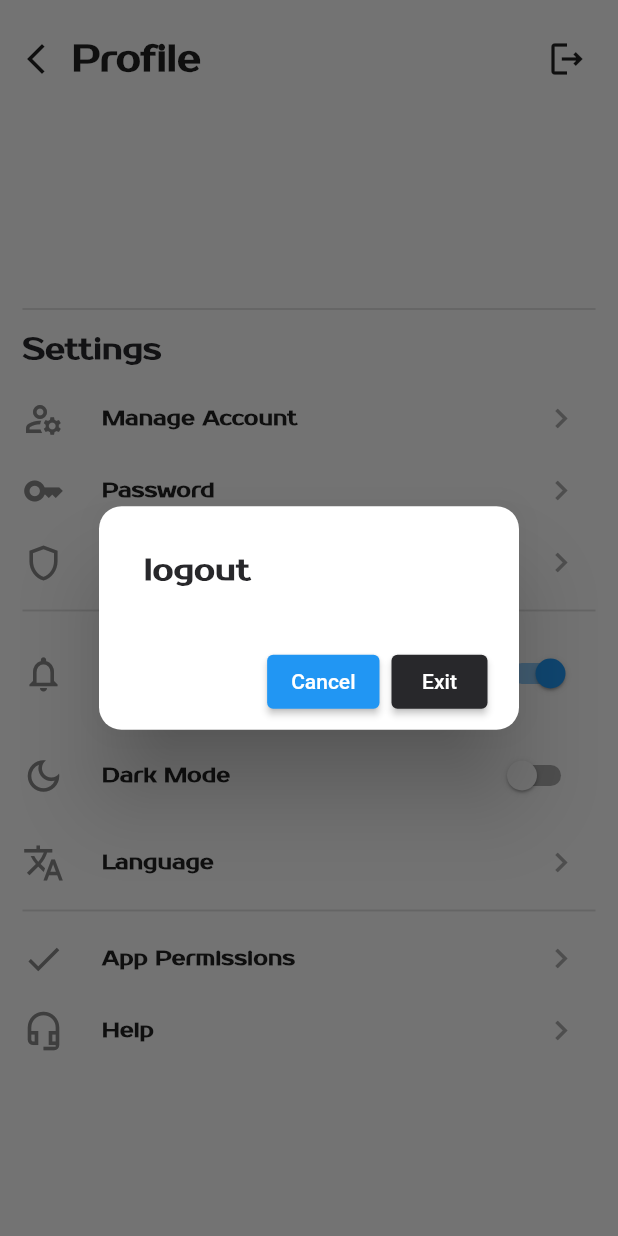
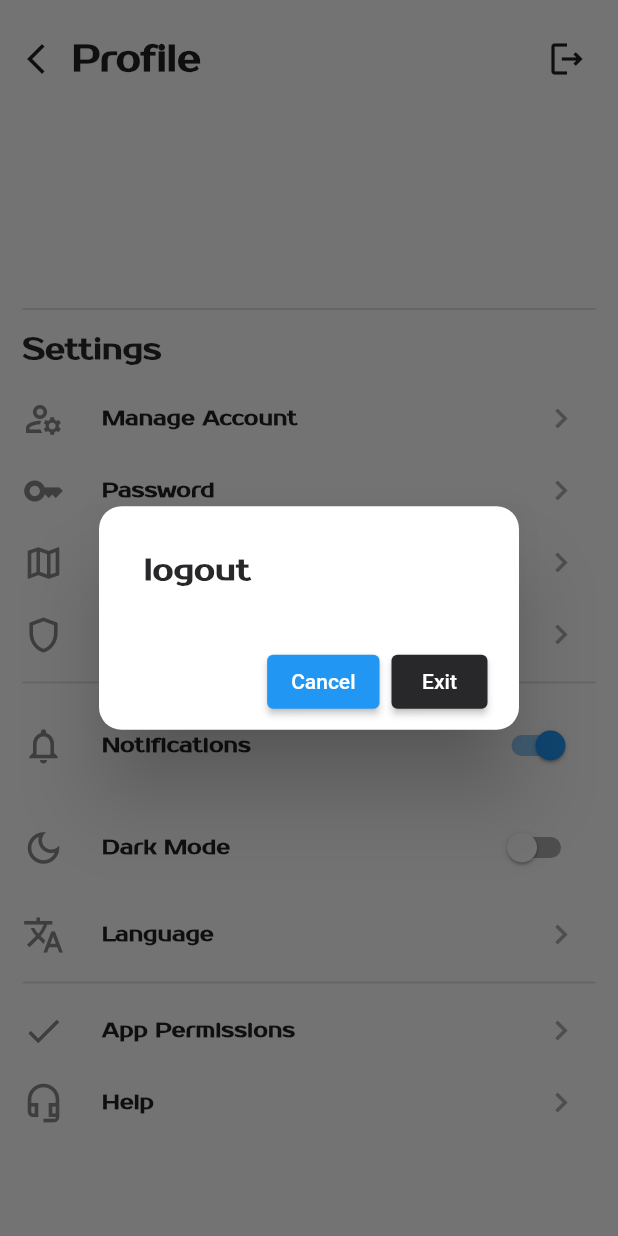
Before and after one commit to idrisidris33/Ecommerce_App, a Flutter app: the Settings screen opened by its route, after a tap on the "logout" icon, on a phone screen of 412 x 824 dp. Run offline on Flutter 3.47's test engine with Material 2 defaults, Android fonts, the phone set to English and light mode, and no system bars; our stand-ins replace dartz, firebase_core, firebase_messaging, flutter_otp_text_field, flutter_svg, geocoding and 5 more; accounts and stored records are empty; network calls fail.

Commit message:
add mape to location page

```diff
--- a/lib/core/class_package/HandlingData_view.dart
+++ b/lib/core/class_package/HandlingData_view.dart
@@ -33,7 +33,7 @@ class HandlingDataView extends StatelessWidget {
                     ? Center(
                         child: Lottie.asset(AppImageAsset.nodatalottie,
                             repeat: false),
-                      )
+                      ):statusreqest == StatusReqest.none?widget
                     : widget;
   }
 }
--- a/lib/core/constant/routes.dart
+++ b/lib/core/constant/routes.dart
@@ -17,4 +17,9 @@ class AppRoute {
    static const String favoritView = "/favoritView";
    static const String  settings  = "/settings";
    static const String  checkoutPage  = "/checkoutPage";
+
+   ///////////////////////LOCATION///////////////////////////
+static const String  addLocation  = "/addlocation";
+static const String  viewLocation  = "/viewlocation";
+
 }
--- a/lib/routes.dart
+++ b/lib/routes.dart
@@ -2,6 +2,7 @@ import 'package:ecommerce_app/view/screen/Home.dart';
 import 'package:ecommerce_app/core/constant/routes.dart';
 import 'package:ecommerce_app/middleware/mymiddlewar.dart';
 import 'package:ecommerce_app/view/screen/HomeScreen.dart';
+import 'package:ecommerce_app/view/screen/Location/addLocation.dart';
 
 import 'package:ecommerce_app/view/screen/auth/VerifyCodeSignup.dart';
 
@@ -23,6 +24,7 @@ import 'package:ecommerce_app/view/screen/settings/settings.dart';
 import 'package:get/get.dart';
 
 import 'empty.dart';
+import 'view/screen/Location/viewLocation.dart';
 
 // Map<String, Widget Function(BuildContext)> routes = {
 // //Auth
@@ -46,12 +48,12 @@ List<GetPage<dynamic>>? getroutes = [
   //     page: () => const ItemsDetails(),
   //     ),
   GetPage(
-    //   name: "/",
-    //   page: () => const Onboarding(),
-    //   middlewares: [MyMiddlWare()],
-    // ),
-    name: "/", page: () => const Empty(),
+    name: "/",
+    page: () => const Onboarding(),
+    middlewares: [MyMiddlWare()],
   ),
+  // name: "/", page: () => const Empty(),
+  // ),
   GetPage(name: AppRoute.signup, page: () => const SignUp()),
   GetPage(name: AppRoute.login, page: () => const Login()),
   GetPage(name: AppRoute.language, page: () => Language()),
@@ -76,4 +78,8 @@ List<GetPage<dynamic>>? getroutes = [
   ////////////////////////////////////////Settings////////////////////////////////////
   GetPage(name: AppRoute.settings, page: () => const Settings()),
   GetPage(name: AppRoute.checkoutPage, page: () => const CheckoutPage()),
+  ////////////////////////////////////////LOCATION////////////////////////////////////
+
+  GetPage(name: AppRoute.viewLocation, page: () => const ViewLocation()),
+  GetPage(name: AppRoute.addLocation, page: () => const ADDLocation()),
 ];
--- a/lib/view/screen/settings/settings.dart
+++ b/lib/view/screen/settings/settings.dart
@@ -14,7 +14,7 @@ class Settings extends StatelessWidget {
     SettingsController settingdController = SettingsController();
     return Scaffold(
         body: ListView(
-        scrollDirection: Axis.vertical,
+      scrollDirection: Axis.vertical,
       physics: const BouncingScrollPhysics(),
       children: [
         Padding(
@@ -220,6 +220,45 @@ class Settings extends StatelessWidget {
                 color: AppColor.greycold,
               ),
             ],
+          ),
+        ),
+        InkWell(
+          onTap: () {
+            settingdController.goLocation();
+          },
+          child: Padding(
+            padding:
+                const EdgeInsets.only(right: 25, left: 15, top: 10, bottom: 10),
+            child: Row(
+              mainAxisAlignment: MainAxisAlignment.spaceBetween,
+              children: [
+                Row(
+                  mainAxisAlignment: MainAxisAlignment.spaceEvenly,
+                  children: [
+                    const Icon(
+                      Icons.map_outlined,
+                      color: AppColor.greytitle,
+                      size: 28,
+                    ),
+                    const SizedBox(
+                      width: 25,
+                    ),
+                    Text(
+                      "Location",
+                      style: Theme.of(context)
+                          .textTheme
+                          .bodyLarge!
+                          .copyWith(color: Colors.black87, fontSize: 14),
+                    ),
+                  ],
+                ),
+                const Icon(
+                  Icons.chevron_right,
+                  color: AppColor.greycold,
+                  size: 26,
+                ),
+              ],
+            ),
           ),
         ),
         Padding(
```
Also changed, not shown: lib/controller/LocationController.dart (added, +48 -0 lines), lib/controller/settings_controller.dart (+8 -4 lines), lib/view/screen/Location/addLocation.dart (added, +70 -0 lines), lib/view/screen/Location/viewLocation.dart (added, +23 -0 lines), 1 other file.
